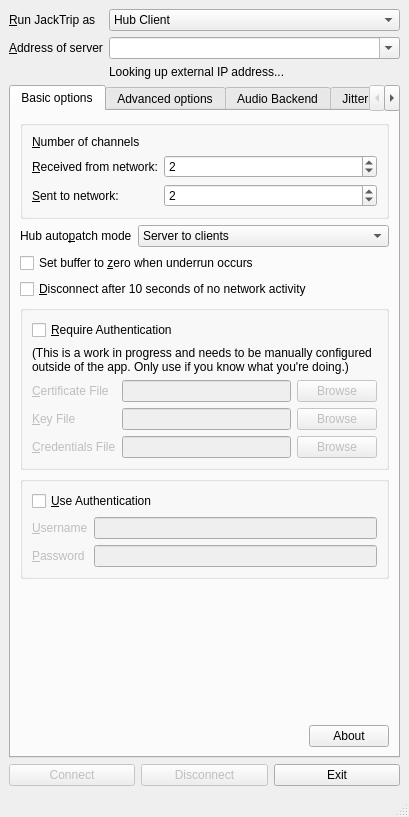
The window that src/gui/qjacktrip_novs.ui (jacktrip/jacktrip) describes before a commit, drawn with Qt 5.
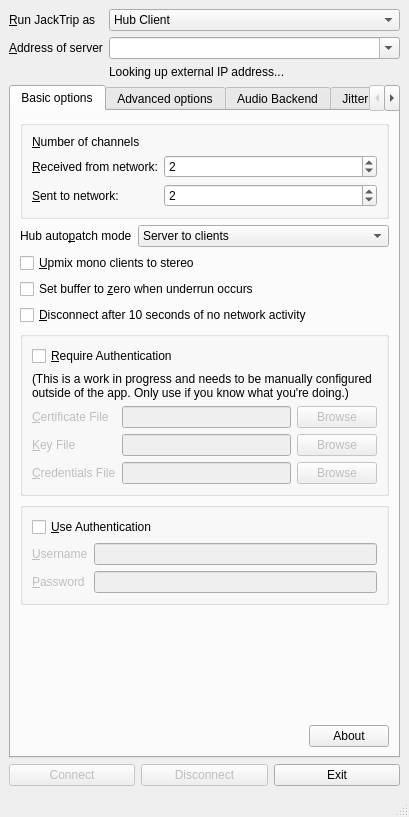
The same window after the commit. Icons and pictures are not drawn.

Commit message:
Add an option to upmix mono clients when patching
Add an option in the GUI and command line (-u, --upmix) to allow for mono clients to be upmixed to stereo in the built in hub server patch modes.

What changed in the file:
```diff
--- a/src/gui/qjacktrip_novs.ui
+++ b/src/gui/qjacktrip_novs.ui
@@ -558,6 +558,13 @@
           </property>
          </widget>
         </item>
+        <item row="4" column="0" colspan="3">
+         <widget class="QCheckBox" name="upmixCheckBox">
+          <property name="text">
+           <string>&amp;Upmix mono clients to stereo</string>
+          </property>
+         </widget>
+        </item>
        </layout>
       </widget>
       <widget class="QWidget" name="advancedTab">
```
Left out of the diff: 1 changed line with no effect on the pictures. The commit also changes 7 other files.
